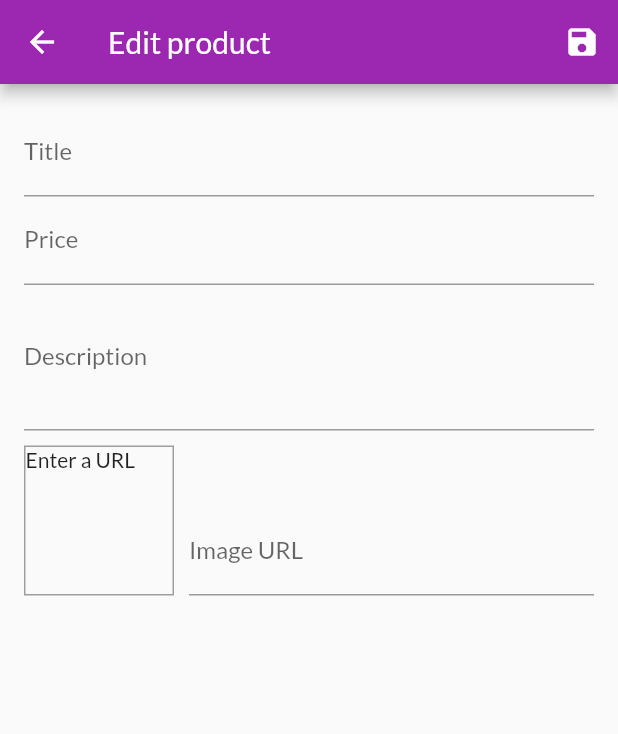
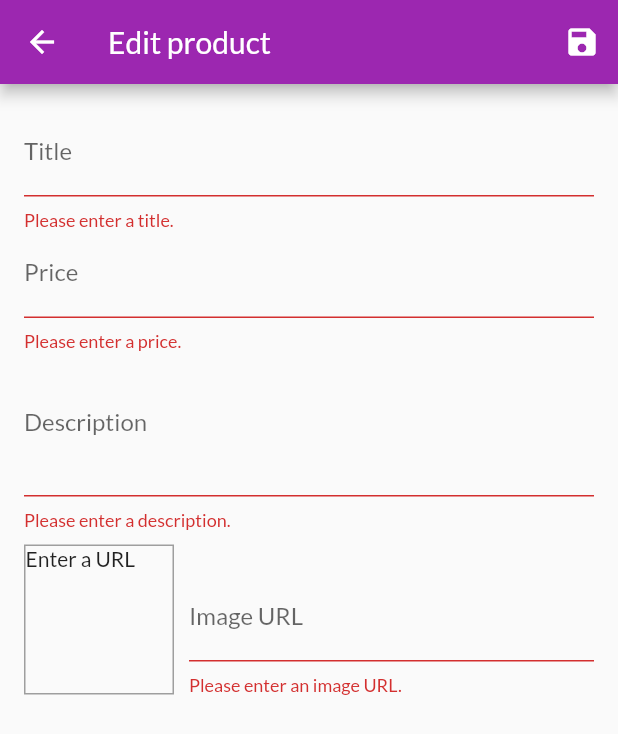
Before and after one commit to koyuboy/Flutter_projects, a Flutter app: the EditProductScreen screen opened by its route, after a tap on the "save" icon, on a phone screen of 412 x 824 dp. Shown: the top 734 px of the screen. Run offline on Flutter 3.47's test engine with Material 2 defaults, Android fonts, the phone set to English and light mode, and no system bars; our stand-ins replace cloud_firestore, firebase_auth, firebase_core, google_fonts, sizer; missing offline and left inert: fake_cloud_firestore, firebase_auth_mocks; accounts and stored records are empty; network calls fail.

Commit message:
done add-update-delete products

```diff
--- a/shop_app/lib/screens/edit_product_screen.dart
+++ b/shop_app/lib/screens/edit_product_screen.dart
@@ -1,5 +1,7 @@
 import 'package:flutter/material.dart';
 import 'package:shop_app/providers/product.dart';
+import 'package:provider/provider.dart';
+import 'package:shop_app/providers/products.dart';
 
 class EditProductScreen extends StatefulWidget {
   const EditProductScreen({Key? key}) : super(key: key);
@@ -17,11 +19,40 @@
   final _form = GlobalKey<FormState>();
   var _editedProduct =
       Product(id: '', title: '', description: '', price: 0, imageUrl: '');
+  var _isInit = true;
+  var _initValues = {
+    'title': '',
+    'description': '',
+    'price': '',
+    'imageURL': '',
+  };
 
   @override
   void initState() {
     _imageUrlFocusNode.addListener(_updateImageUrl);
     super.initState();
+  }
+
+  @override
+  void didChangeDependencies() {
+    if (_isInit) {
+      final productId = ModalRoute.of(context)?.settings.arguments != null
+          ? ModalRoute.of(context)?.settings.arguments as String
+          : null;
+      if (productId != null) {
+        _editedProduct =
+            Provider.of<Products>(context, listen: false).findById(productId);
+        _initValues = {
+          'title': _editedProduct.title,
+          'description': _editedProduct.description,
+          'price': _editedProduct.price.toString(),
+          'imageURL': '',
+        };
+        _imageUrlController.text = _editedProduct.imageUrl;
+      }
+    }
+    _isInit = false;
+    super.didChangeDependencies();
   }
 
   @override
@@ -41,11 +72,19 @@
   }
 
   void _saveForm() {
+    final isValid = _form.currentState!.validate();
+    if (!isValid) {
+      return;
+    }
     _form.currentState!.save();
-    print(_editedProduct.title);
-    print(_editedProduct.description);
-    print(_editedProduct.price);
-    print(_editedProduct.imageUrl);
+    if (_editedProduct.id.isNotEmpty) {
+      Provider.of<Products>(context, listen: false)
+          .updateProduct(_editedProduct.id, _editedProduct);
+    } else {
+      Provider.of<Products>(context, listen: false).addProduct(_editedProduct);
+    }
+
+    Navigator.of(context).pop();
   }
 
   @override
@@ -60,17 +99,26 @@
       body: Padding(
         padding: const EdgeInsets.all(16.0),
         child: Form(
+          //autovalidateMode: AutovalidateMode.always,
           key: _form,
           child: ListView(
             children: [
               TextFormField(
+                initialValue: _initValues['title'],
                 decoration: const InputDecoration(labelText: 'Title'),
                 textInputAction: TextInputAction.next,
                 onFieldSubmitted: (_) {
                   FocusScope.of(context).requestFocus(_priceFocusNode);
                 },
+                validator: (value) {
+                  if (value!.isEmpty) {
+                    return 'Please enter a title.';
+                  }
+                  return null;
+                },
                 onSaved: (value) {
                   _editedProduct = Product(
+                      isFavorite: _editedProduct.isFavorite,
                       id: _editedProduct.id,
                       title: value!,
                       description: _editedProduct.description,
@@ -79,6 +127,7 @@
                 },
               ),
               TextFormField(
+                initialValue: _initValues['price'],
                 decoration: const InputDecoration(labelText: 'Price'),
                 textInputAction: TextInputAction.next,
                 keyboardType: TextInputType.number,
@@ -86,8 +135,21 @@
                 onFieldSubmitted: (_) {
                   FocusScope.of(context).requestFocus(_descriptionFocusNode);
                 },
+                validator: (value) {
+                  if (value!.isEmpty) {
+                    return 'Please enter a price.';
+                  }
+                  if (double.tryParse(value) == null) {
+                    return 'Please enter a valid number.';
+                  }
+                  if (double.parse(value) <= 0) {
+                    return 'Please enter a number greater than zero.';
+                  }
+                  return null;
+                },
                 onSaved: (value) {
                   _editedProduct = Product(
+                      isFavorite: _editedProduct.isFavorite,
                       id: _editedProduct.id,
                       title: _editedProduct.title,
                       description: _editedProduct.description,
@@ -96,12 +158,23 @@
                 },
               ),
               TextFormField(
+                initialValue: _initValues['description'],
                 decoration: const InputDecoration(labelText: 'Description'),
                 maxLines: 3,
                 keyboardType: TextInputType.multiline,
                 focusNode: _descriptionFocusNode,
+                validator: (value) {
+                  if (value!.isEmpty) {
+                    return 'Please enter a description.';
+                  }
+                  if (value.length < 10) {
+                    return 'Should be at least 10 characters long.';
+                  }
+                  return null;
+                },
                 onSaved: (value) {
                   _editedProduct = Product(
+                      isFavorite: _editedProduct.isFavorite,
                       id: _editedProduct.id,
                       title: _editedProduct.title,
                       description: value!,
@@ -142,8 +215,25 @@
                       onFieldSubmitted: (_) {
                         _saveForm();
                       },
+                      validator: (value) {
+                        if (value!.isEmpty) {
+                          return 'Please enter an image URL.';
+                        }
+                        if (!value.startsWith('http') &&
+                            !value.startsWith('https')) {
+                          return 'Please enter a valid URL.';
+                        }
+
+                        if (!value.endsWith('.png') &&
+                            !value.endsWith('.jpg') &&
+                            !value.endsWith('.jpeg')) {
+                          return 'Please enter a valid image URL.';
+                        }
+                        return null;
+                      },
                       onSaved: (value) {
                         _editedProduct = Product(
+                            isFavorite: _editedProduct.isFavorite,
                             id: _editedProduct.id,
                             title: _editedProduct.title,
                             description: _editedProduct.description,
--- a/shop_app/lib/screens/user_products_screen.dart
+++ b/shop_app/lib/screens/user_products_screen.dart
@@ -35,6 +35,7 @@
               UserProductItem(
                 title: productsData.items[i].title,
                 imageUrl: productsData.items[i].imageUrl,
+                id: productsData.items[i].id,
               ),
               const Divider(),
             ],
--- a/shop_app/lib/widgets/cart_item.dart
+++ b/shop_app/lib/widgets/cart_item.dart
@@ -89,6 +89,7 @@
                 Text(title),
                 Container(
                   height: 50,
+                  width: 50,
                   color: Colors.black12,
                   child: Padding(
                     padding: const EdgeInsets.all(2.0),
```
Also changed, not shown: shop_app/lib/providers/products.dart (+20 -2 lines), shop_app/lib/widgets/user_product_item.dart (+13 -3 lines).
